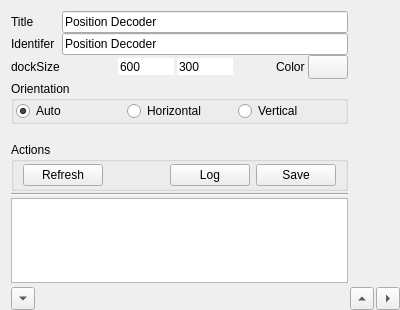
The window that src/pyphoplacecellanalysis/GUI/PyQtPlot/Widgets/DockPlanningHelperWidget/DockPlanningHelperWidget.ui (CommanderPho/pyPhoPlaceCellAnalysis) describes before a commit, drawn with Qt 5.
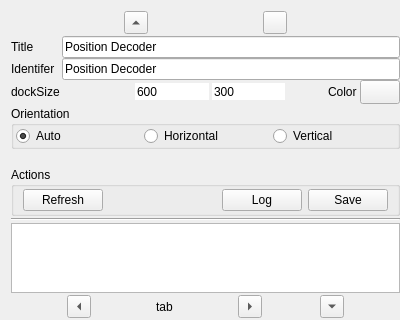
The same window after the commit. Icons and pictures are not drawn. Custom widgets are drawn as their Qt base class.

Commit message: finished DockPlanningHelperWidget

```diff
--- a/src/pyphoplacecellanalysis/GUI/PyQtPlot/Widgets/DockPlanningHelperWidget/DockPlanningHelperWidget.ui
+++ b/src/pyphoplacecellanalysis/GUI/PyQtPlot/Widgets/DockPlanningHelperWidget/DockPlanningHelperWidget.ui
@@ -13,7 +13,7 @@
   <property name="windowTitle">
    <string>Form</string>
   </property>
-  <layout class="QGridLayout" name="gridLayout" rowstretch="1,0,0,1,0,0,0,0" columnstretch="1,0,0">
+  <layout class="QGridLayout" name="gridLayout" rowstretch="1,0,0,0,0,0,0,0,0,0,0,0" columnstretch="1,0,0,0,0,0,0,0,0">
    <property name="rightMargin">
     <number>0</number>
    </property>
@@ -23,7 +23,152 @@
    <property name="spacing">
     <number>2</number>
    </property>
-   <item row="0" column="0">
+   <item row="1" column="0">
+    <layout class="QHBoxLayout" name="horizontalLayout_3">
+     <item>
+      <widget class="QToolButton" name="btnAddWidgetAbove">
+       <property name="toolTip">
+        <string>Add DockPlanningHelperWidget above</string>
+       </property>
+       <property name="text">
+        <string>...</string>
+       </property>
+       <property name="arrowType">
+        <enum>Qt::UpArrow</enum>
+       </property>
+      </widget>
+     </item>
+     <item>
+      <widget class="QToolButton" name="btnCreateNewGroup">
+       <property name="toolTip">
+        <string>Create new group and embed this</string>
+       </property>
+       <property name="text">
+        <string/>
+       </property>
+       <property name="icon">
+        <iconset resource="../../../../Resources/ActionIcons.qrc">
+         <normaloff>:/Icons/Icons/Icon/application-tree.png</normaloff>:/Icons/Icons/Icon/application-tree.png</iconset>
+       </property>
+      </widget>
+     </item>
+    </layout>
+   </item>
+   <item row="6" column="0">
+    <widget class="QGroupBox" name="groupBoxActions">
+     <property name="title">
+      <string>Actions</string>
+     </property>
+     <layout class="QHBoxLayout" name="horizontalLayout_2">
+      <property name="topMargin">
+       <number>2</number>
+      </property>
+      <property name="bottomMargin">
+       <number>2</number>
+      </property>
+      <item>
+       <widget class="QPushButton" name="btnRefresh">
+        <property name="text">
+         <string>Refresh</string>
+        </property>
+       </widget>
+      </item>
+      <item>
+       <spacer name="horizontalSpacer">
+        <property name="orientation">
+         <enum>Qt::Horizontal</enum>
+        </property>
+        <property name="sizeHint" stdset="0">
+         <size>
+          <width>40</width>
+          <height>20</height>
+         </size>
+        </property>
+       </spacer>
+      </item>
+      <item>
+       <widget class="QPushButton" name="btnLog">
+        <property name="text">
+         <string>Log</string>
+        </property>
+       </widget>
+      </item>
+      <item>
+       <widget class="QPushButton" name="btnSave">
+        <property name="text">
+         <string>Save</string>
+        </property>
+       </widget>
+      </item>
+     </layout>
+    </widget>
+   </item>
+   <item row="4" column="0">
+    <widget class="QGroupBox" name="groupBox">
+     <property name="title">
+      <string>Orientation</string>
+     </property>
+     <layout class="QHBoxLayout" name="horizontalLayout">
+      <property name="leftMargin">
+       <number>2</number>
+      </property>
+      <property name="topMargin">
+       <number>0</number>
+      </property>
+      <property name="rightMargin">
+       <number>2</number>
+      </property>
+      <property name="bottomMargin">
+       <number>0</number>
+      </property>
+      <item>
+       <widget class="QRadioButton" name="radBtnOrientation_Auto">
+        <property name="text">
+         <string>Auto</string>
+        </property>
+        <property name="checked">
+         <bool>true</bool>
+        </property>
+       </widget>
+      </item>
+      <item>
+       <widget class="QRadioButton" name="radBtnOrientation_Horizontal">
+        <property name="text">
+         <string>Horizontal</string>
+        </property>
+       </widget>
+      </item>
+      <item>
+       <widget class="QRadioButton" name="radBtnOrientation_Vertical">
+        <property name="text">
+         <string>Vertical</string>
+        </property>
+       </widget>
+      </item>
+     </layout>
+    </widget>
+   </item>
+   <item row="10" column="0" alignment="Qt::AlignLeft|Qt::AlignTop">
+    <widget class="QFrame" name="contentsFrame">
+     <property name="enabled">
+      <bool>false</bool>
+     </property>
+     <property name="sizePolicy">
+      <sizepolicy hsizetype="Preferred" vsizetype="Preferred">
+       <horstretch>1</horstretch>
+       <verstretch>1</verstretch>
+      </sizepolicy>
+     </property>
+    </widget>
+   </item>
+   <item row="7" column="0">
+    <widget class="Line" name="line">
+     <property name="orientation">
+      <enum>Qt::Horizontal</enum>
+     </property>
+    </widget>
+   </item>
+   <item row="3" column="0">
     <layout class="QFormLayout" name="formLayout">
      <property name="fieldGrowthPolicy">
       <enum>QFormLayout::ExpandingFieldsGrow</enum>
@@ -222,121 +367,14 @@
      </item>
     </layout>
    </item>
-   <item row="4" column="0">
-    <widget class="Line" name="line">
-     <property name="orientation">
-      <enum>Qt::Horizontal</enum>
-     </property>
-    </widget>
-   </item>
-   <item row="7" column="2">
-    <widget class="QToolButton" name="btnAddWidgetRight">
-     <property name="toolTip">
-      <string>Add DockPlanningHelperWidget right</string>
-     </property>
-     <property name="text">
-      <string>...</string>
-     </property>
-     <property name="arrowType">
-      <enum>Qt::RightArrow</enum>
-     </property>
-    </widget>
-   </item>
-   <item row="1" column="0">
-    <widget class="QGroupBox" name="groupBox">
-     <property name="title">
-      <string>Orientation</string>
-     </property>
-     <layout class="QHBoxLayout" name="horizontalLayout">
-      <property name="leftMargin">
-       <number>2</number>
-      </property>
-      <property name="topMargin">
-       <number>0</number>
-      </property>
-      <property name="rightMargin">
-       <number>2</number>
-      </property>
-      <property name="bottomMargin">
-       <number>0</number>
-      </property>
-      <item>
-       <widget class="QRadioButton" name="radBtnOrientation_Auto">
-        <property name="text">
-         <string>Auto</string>
-        </property>
-        <property name="checked">
-         <bool>true</bool>
-        </property>
-       </widget>
-      </item>
-      <item>
-       <widget class="QRadioButton" name="radBtnOrientation_Horizontal">
-        <property name="text">
-         <string>Horizontal</string>
-        </property>
-       </widget>
-      </item>
-      <item>
-       <widget class="QRadioButton" name="radBtnOrientation_Vertical">
-        <property name="text">
-         <string>Vertical</string>
-        </property>
-       </widget>
-      </item>
-     </layout>
-    </widget>
-   </item>
-   <item row="3" column="0">
-    <widget class="QGroupBox" name="groupBoxActions">
-     <property name="title">
-      <string>Actions</string>
-     </property>
-     <layout class="QHBoxLayout" name="horizontalLayout_2">
-      <property name="topMargin">
-       <number>2</number>
-      </property>
-      <property name="bottomMargin">
-       <number>2</number>
-      </property>
-      <item>
-       <widget class="QPushButton" name="btnRefresh">
-        <property name="text">
-         <string>Refresh</string>
-        </property>
-       </widget>
-      </item>
-      <item>
-       <spacer name="horizontalSpacer">
-        <property name="orientation">
-         <enum>Qt::Horizontal</enum>
-        </property>
-        <property name="sizeHint" stdset="0">
-         <size>
-          <width>40</width>
-          <height>20</height>
-         </size>
-        </property>
-       </spacer>
-      </item>
-      <item>
-       <widget class="QPushButton" name="btnLog">
-        <property name="text">
-         <string>Log</string>
-        </property>
-       </widget>
-      </item>
-      <item>
-       <widget class="QPushButton" name="btnSave">
-        <property name="text">
-         <string>Save</string>
-        </property>
-       </widget>
-      </item>
-     </layout>
-    </widget>
-   </item>
    <item row="5" column="0">
+    <widget class="QLabel" name="lblInfoTextLine">
+     <property name="text">
+      <string/>
+     </property>
+    </widget>
+   </item>
+   <item row="8" column="0">
     <widget class="QPlainTextEdit" name="txtExtendedLabel">
      <property name="enabled">
       <bool>true</bool>
@@ -349,61 +387,80 @@
      </property>
     </widget>
    </item>
-   <item row="2" column="0">
-    <widget class="QLabel" name="lblInfoTextLine">
-     <property name="text">
-      <string/>
+   <item row="9" column="0">
+    <layout class="QHBoxLayout" name="horizontalLayout_4">
+     <property name="spacing">
+      <number>2</number>
      </property>
-    </widget>
-   </item>
-   <item row="7" column="0">
-    <widget class="QToolButton" name="btnAddWidgetBelow">
-     <property name="toolTip">
-      <string>Add DockPlanningHelperWidget below</string>
-     </property>
-     <property name="text">
-      <string>...</string>
-     </property>
-     <property name="arrowType">
-      <enum>Qt::DownArrow</enum>
-     </property>
-    </widget>
-   </item>
-   <item row="7" column="1">
-    <widget class="QToolButton" name="btnAddWidgetAbove">
-     <property name="baseSize">
-      <size>
-       <width>23</width>
-       <height>22</height>
-      </size>
-     </property>
-     <property name="toolTip">
-      <string notr="true">Add DockPlanningHelperWidget above (tabbed)</string>
-     </property>
-     <property name="text">
-      <string>...</string>
-     </property>
-     <property name="icon">
-      <iconset theme="SP_FileDialogNewFolder">
-       <normaloff>.</normaloff>.</iconset>
-     </property>
-     <property name="arrowType">
-      <enum>Qt::UpArrow</enum>
-     </property>
-    </widget>
-   </item>
-   <item row="6" column="0" alignment="Qt::AlignLeft|Qt::AlignTop">
-    <widget class="QFrame" name="contentsFrame">
-     <property name="enabled">
-      <bool>false</bool>
-     </property>
-     <property name="sizePolicy">
-      <sizepolicy hsizetype="Preferred" vsizetype="Preferred">
-       <horstretch>1</horstretch>
-       <verstretch>1</verstretch>
-      </sizepolicy>
-     </property>
-    </widget>
+     <item>
+      <widget class="QToolButton" name="btnAddWidgetLeft">
+       <property name="toolTip">
+        <string>Add DockPlanningHelperWidget left</string>
+       </property>
+       <property name="text">
+        <string>...</string>
+       </property>
+       <property name="arrowType">
+        <enum>Qt::LeftArrow</enum>
+       </property>
+      </widget>
+     </item>
+     <item>
+      <widget class="QToolButton" name="btnAddWidgetNewTab">
+       <property name="baseSize">
+        <size>
+         <width>23</width>
+         <height>22</height>
+        </size>
+       </property>
+       <property name="toolTip">
+        <string notr="true">Add DockPlanningHelperWidget above (tabbed)</string>
+       </property>
+       <property name="text">
+        <string>tab</string>
+       </property>
+       <property name="icon">
+        <iconset resource="../../../../Resources/ActionIcons.qrc">
+         <normaloff>:/Icons/Icons/Icon/application-dock-tab.png</normaloff>:/Icons/Icons/Icon/application-dock-tab.png</iconset>
+       </property>
+       <property name="toolButtonStyle">
+        <enum>Qt::ToolButtonIconOnly</enum>
+       </property>
+       <property name="autoRaise">
+        <bool>true</bool>
+       </property>
+       <property name="arrowType">
+        <enum>Qt::NoArrow</enum>
+       </property>
+      </widget>
+     </item>
+     <item>
+      <widget class="QToolButton" name="btnAddWidgetRight">
+       <property name="toolTip">
+        <string>Add DockPlanningHelperWidget right</string>
+       </property>
+       <property name="text">
+        <string>...</string>
+       </property>
+       <property name="arrowType">
+        <enum>Qt::RightArrow</enum>
+       </property>
+      </widget>
+     </item>
+     <item>
+      <widget class="QToolButton" name="btnAddWidgetBelow">
+       <property name="toolTip">
+        <string>Add DockPlanningHelperWidget below</string>
+       </property>
+       <property name="text">
+        <string>...</string>
+       </property>
+       <property name="arrowType">
+        <enum>Qt::DownArrow</enum>
+       </property>
+      </widget>
+     </item>
+    </layout>
    </item>
   </layout>
   <action name="actionActionEditingFinished">
```
Left out of the diff: 6 changed lines with no effect on the pictures. The commit also changes 6 other files.
